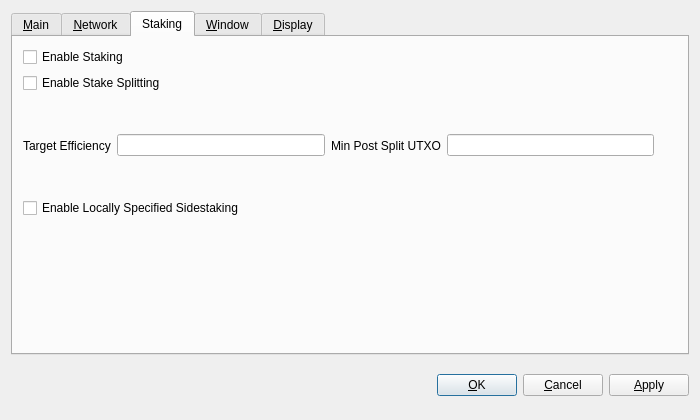
The window that src/qt/forms/optionsdialog.ui (gridcoin-community/Gridcoin-Research) describes before a commit, drawn with Qt 5.
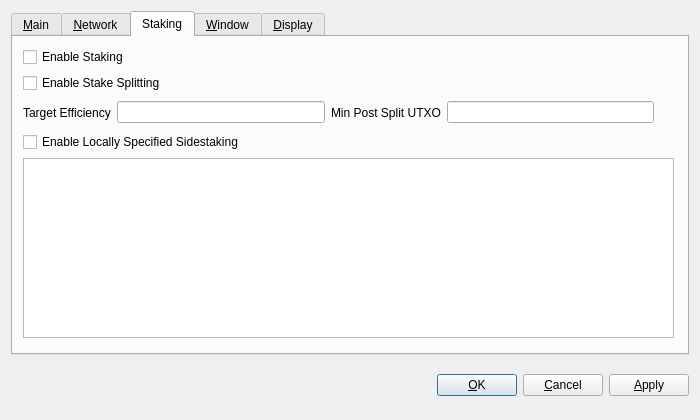
The same window after the commit. The open tabs and pages were chosen to show the change. Custom widgets are drawn as their Qt base class.

Commit message: Add sidestakingTableWidget to optionsdialog form

Diff of the .ui file:
```diff
--- a/src/qt/forms/optionsdialog.ui
+++ b/src/qt/forms/optionsdialog.ui
@@ -251,7 +251,7 @@
          <x>10</x>
          <y>10</y>
          <width>651</width>
-         <height>171</height>
+         <height>291</height>
         </rect>
        </property>
        <layout class="QVBoxLayout" name="verticalLayout_StakeSplit">
@@ -327,6 +327,9 @@
           </property>
          </widget>
         </item>
+        <item>
+         <widget class="QTableWidget" name="sidestakingTableWidget"/>
+        </item>
        </layout>
       </widget>
      </widget>
```
